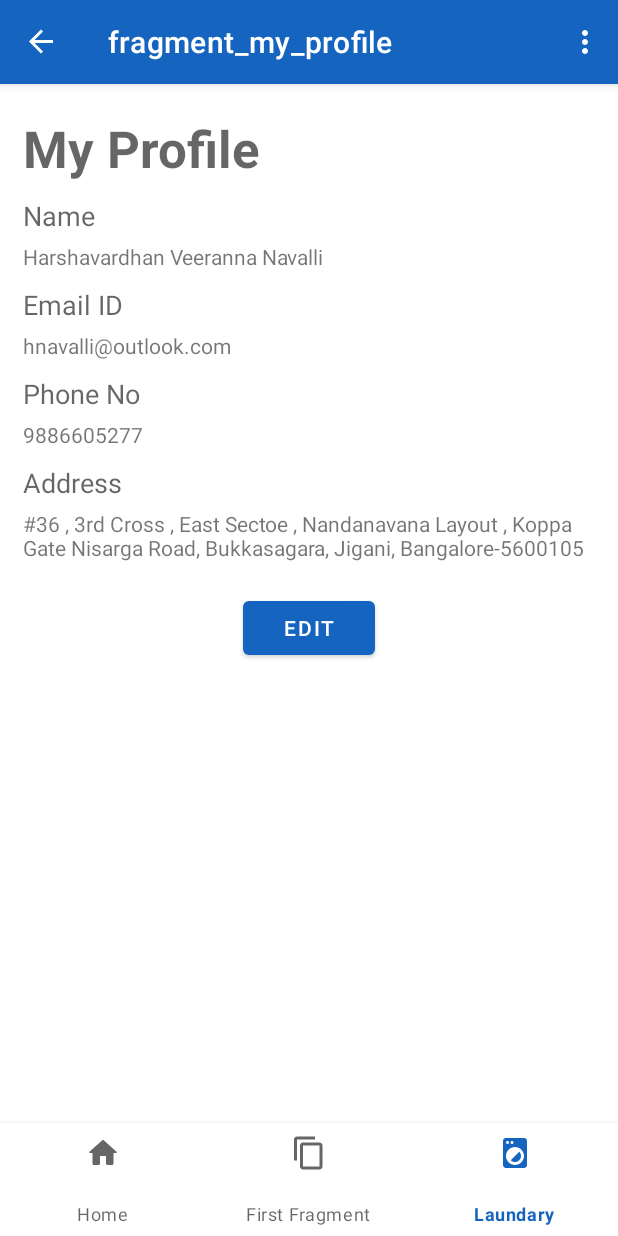
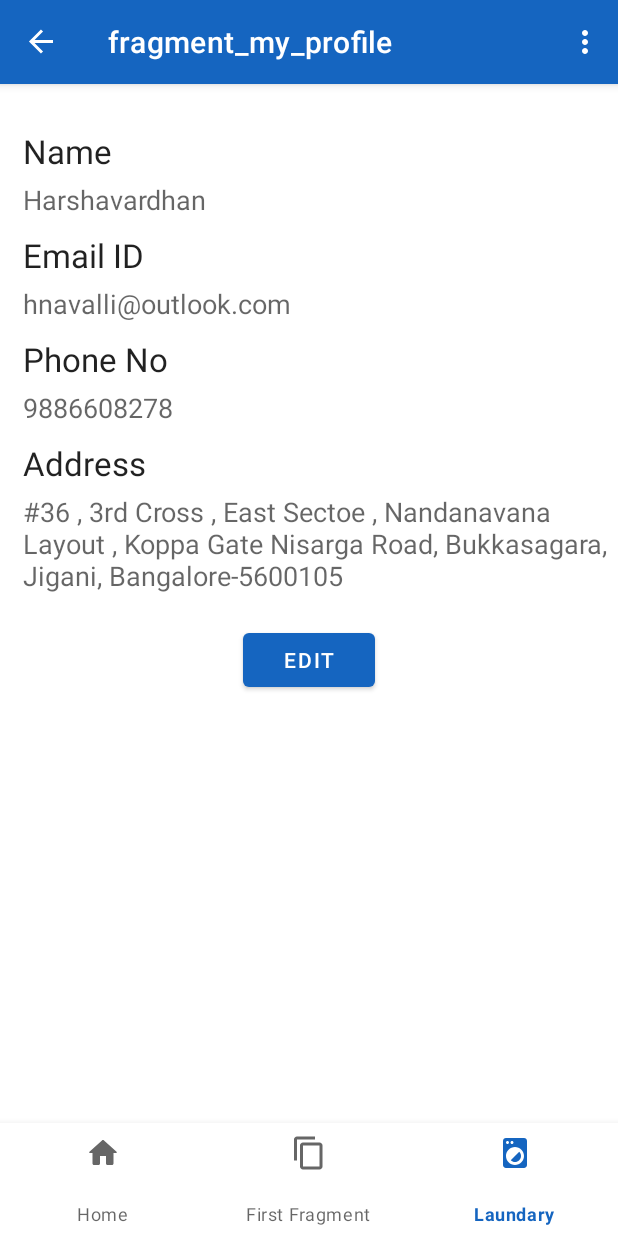
Before and after one commit to ausdauerer/My_Hostel, an Android app: the screen it shows after launch (MainActivity), in the side drawer, after a tap on "My Profile", on a phone screen of 412 x 824 dp. Run offline under Robolectric (Android 15) with nearby library versions, the phone set to English and light mode, and no system bars; our stand-ins replace navigation-ui.

Commit message:
MVVM update

```diff
--- a/Hostel2/app/build.gradle
+++ b/Hostel2/app/build.gradle
@@ -41,6 +41,7 @@ dependencies {
     implementation 'androidx.navigation:navigation-fragment:2.3.5'
     implementation 'androidx.navigation:navigation-ui:2.3.5'
     implementation 'androidx.legacy:legacy-support-v4:1.0.0'
+    implementation 'androidx.swiperefreshlayout:swiperefreshlayout:1.1.0'
     testImplementation 'junit:junit:4.+'
     androidTestImplementation 'androidx.test.ext:junit:1.1.3'
     androidTestImplementation 'androidx.test.espresso:espresso-core:3.4.0'
--- /dev/null
+++ b/Hostel2/app/src/main/java/com/example/hostel2/DataRepository.java
@@ -0,0 +1,44 @@
+package com.example.hostel2;
+
+import android.view.contentcapture.DataRemovalRequest;
+
+import androidx.lifecycle.MutableLiveData;
+
+import java.util.ArrayList;
+
+public class DataRepository {
+    private static DataRepository instance;
+    ArrayList<LaundaryJob> laundaryDataList=new ArrayList<LaundaryJob>();
+    Profile userProfile;
+
+    public static DataRepository getInstance(){
+        if(instance==null){
+            instance=new DataRepository();
+        }
+        return(instance);
+    }
+
+    public MutableLiveData<ArrayList<LaundaryJob>> getLaundaryDataList(){
+        MutableLiveData<ArrayList<LaundaryJob>> data=new MutableLiveData<ArrayList<LaundaryJob>>();
+        laundaryDataList.clear();
+        laundaryDataList.add(new LaundaryJob(15874,51258,"2021-03-01",null,"Laundary A","Pending",5));
+        laundaryDataList.add(new LaundaryJob(15369,98541,"2021-01-14",null,"Laundary A","Processing",1));
+        laundaryDataList.add(new LaundaryJob(13987,14587,"2021-05-01",null,"Laundary B","Completed",3));
+        laundaryDataList.add(new LaundaryJob(14785,87462,"2021-08-03","2021-08-05","Laundary A","Delivered",6));
+        laundaryDataList.add(new LaundaryJob(15879,98541,"2021-01-15","2021-01-18","Laundary C","Delivered",7));
+        laundaryDataList.add(new LaundaryJob(15874,51258,"2021-03-01",null,"Laundary A","Pending",5));
+        laundaryDataList.add(new LaundaryJob(15369,98541,"2021-01-14",null,"Laundary A","Processing",1));
+        laundaryDataList.add(new LaundaryJob(13987,14587,"2021-05-01",null,"Laundary B","Completed",3));
+        laundaryDataList.add(new LaundaryJob(14785,87462,"2021-08-03","2021-08-05","Laundary A","Delivered",6));
+        laundaryDataList.add(new LaundaryJob(15879,98541,"2021-01-15","2021-01-18","Laundary C","Delivered",7));
+        data.setValue(laundaryDataList);
+        return(data);
+    }
+    public MutableLiveData<Profile> getUserProfile(){
+        Profile pr=new Profile("Harshavardhan","hnavalli@outlook.com","9886608278","#36 , 3rd Cross , East Sectoe , Nandanavana Layout , Koppa Gate Nisarga Road, Bukkasagara, Jigani, Bangalore-5600105");
+        userProfile=pr;
+        MutableLiveData<Profile> mpr=new MutableLiveData<Profile>();
+        mpr.setValue(pr);
+        return(mpr);
+    }
+}
--- a/Hostel2/app/src/main/java/com/example/hostel2/MainActivity.java
+++ b/Hostel2/app/src/main/java/com/example/hostel2/MainActivity.java
@@ -9,6 +9,7 @@ import com.google.android.material.bottomnavigation.BottomNavigationView;
 import com.google.android.material.snackbar.Snackbar;
 import com.google.android.material.navigation.NavigationView;
 
+import androidx.lifecycle.ViewModelProvider;
 import androidx.navigation.NavController;
 import androidx.navigation.Navigation;
 import androidx.navigation.ui.AppBarConfiguration;
@@ -22,6 +23,7 @@ public class MainActivity extends AppCompatActivity {
 
     private AppBarConfiguration mAppBarConfiguration;
     private ActivityMainBinding binding;
+    private MainActivityViewModel viewModel;
 
     @Override
     protected void onCreate(Bundle savedInstanceState) {
@@ -50,6 +52,10 @@ public class MainActivity extends AppCompatActivity {
         NavigationUI.setupActionBarWithNavController(this, navController, mAppBarConfiguration);
         NavigationUI.setupWithNavController(navigationView, navController);
         NavigationUI.setupWithNavController(bottomNavigationView, navController);
+
+        viewModel=new ViewModelProvider(this).get(MainActivityViewModel.class);
+        viewModel.initializeData();
+
     }
 
     @Override
--- /dev/null
+++ b/Hostel2/app/src/main/java/com/example/hostel2/MainActivityViewModel.java
@@ -0,0 +1,39 @@
+package com.example.hostel2;
+
+import android.app.Activity;
+import android.util.Log;
+import android.widget.Toast;
+
+import androidx.lifecycle.LiveData;
+import androidx.lifecycle.MutableLiveData;
+import androidx.lifecycle.ViewModel;
+
+import java.util.ArrayList;
+
+public class MainActivityViewModel extends ViewModel{
+    private MutableLiveData<ArrayList<LaundaryJob>> mLaundaryJobs;
+    private MutableLiveData<Profile> mUserProfile;
+    private DataRepository mRepo;
+
+    public void initializeData(){
+        if(mLaundaryJobs!=null){
+            return;
+        }
+        mRepo=DataRepository.getInstance();
+        mLaundaryJobs=mRepo.getLaundaryDataList();
+        mUserProfile=mRepo.getUserProfile();
+    }
+
+    public void refreshData(){
+        mLaundaryJobs.setValue(mRepo.getLaundaryDataList().getValue());
+    }
+
+    public LiveData<ArrayList<LaundaryJob>> getLaundaryJobs(){
+        return(mLaundaryJobs);
+    }
+
+    public LiveData<Profile> getProfile(){
+        return(mUserProfile);
+    }
+
+}
--- a/Hostel2/app/src/main/java/com/example/hostel2/MyProfileFragment.java
+++ b/Hostel2/app/src/main/java/com/example/hostel2/MyProfileFragment.java
@@ -4,6 +4,7 @@ import android.os.Bundle;
 
 import androidx.fragment.app.Fragment;
 import androidx.fragment.app.FragmentManager;
+import androidx.lifecycle.ViewModelProvider;
 import androidx.navigation.NavController;
 import androidx.navigation.Navigation;
 import androidx.navigation.fragment.NavHostFragment;
@@ -12,11 +13,14 @@ import android.view.LayoutInflater;
 import android.view.View;
 import android.view.ViewGroup;
 import android.widget.Button;
+import android.widget.TextView;
 
 
 public class MyProfileFragment extends Fragment {
 
-
+    private View view;
+    private Profile profile;
+    private MainActivityViewModel model;
     public MyProfileFragment() {
         // Required empty public constructor
     }
@@ -26,14 +30,25 @@ public class MyProfileFragment extends Fragment {
     public View onCreateView(LayoutInflater inflater, ViewGroup container,
                              Bundle savedInstanceState) {
         // Inflate the layout for this fragment
-        View v=inflater.inflate(R.layout.fragment_my_profile, container, false);
-
-        ((Button) v.findViewById(R.id.edit_profile_button)).setOnClickListener(new View.OnClickListener() {
+        view=inflater.inflate(R.layout.fragment_my_profile, container, false);
+        initializeNavigation();
+        initializeData();
+        return view;
+    }
+    public void initializeNavigation(){
+        ((Button) view.findViewById(R.id.edit_profile_button)).setOnClickListener(new View.OnClickListener() {
             @Override
             public void onClick(View view) {
-                Navigation.findNavController(v).navigate(R.id.action_myProfileFragment_to_editProfileFragment);
+                Navigation.findNavController(view).navigate(R.id.action_myProfileFragment_to_editProfileFragment);
             }
         });
-        return v;
+    }
+    public void initializeData(){
+        model= new ViewModelProvider(requireActivity()).get(MainActivityViewModel.class);
+        Profile p=model.getProfile().getValue();
+        ((TextView)view.findViewById(R.id.profile_fragment_name)).setText(p.name);
+        ((TextView)view.findViewById(R.id.profile_fragment_email)).setText(p.email);
+        ((TextView)view.findViewById(R.id.profile_fragment_phone)).setText(p.phone);
+        ((TextView)view.findViewById(R.id.profile_fragment_address)).setText(p.address);
     }
 }
--- /dev/null
+++ b/Hostel2/app/src/main/java/com/example/hostel2/Profile.java
@@ -0,0 +1,15 @@
+package com.example.hostel2;
+
+public class Profile {
+    String name;
+    String email;
+    String phone;
+    String address;
+
+    public Profile(String name,String email,String phone,String address){
+        this.name=name;
+        this.phone=phone;
+        this.email=email;
+        this.address=address;
+    }
+}
--- a/Hostel2/app/src/main/res/layout/fragment_laundary_home.xml
+++ b/Hostel2/app/src/main/res/layout/fragment_laundary_home.xml
@@ -10,6 +10,10 @@
         android:layout_width="match_parent"
         android:layout_height="match_parent" >
 
+        <androidx.swiperefreshlayout.widget.SwipeRefreshLayout
+            android:layout_width="match_parent"
+            android:layout_height="match_parent"
+            android:id="@+id/laundary_home_swipe_refresh_fragment" >
         <androidx.recyclerview.widget.RecyclerView
             android:id="@+id/laundary_home_recycler_view"
             android:layout_width="match_parent"
@@ -17,6 +21,8 @@
             app:layout_constraintEnd_toEndOf="parent"
             app:layout_constraintStart_toStartOf="parent"
             app:layout_constraintTop_toTopOf="parent" />
+
+        </androidx.swiperefreshlayout.widget.SwipeRefreshLayout>
 
         <com.google.android.material.floatingactionbutton.FloatingActionButton
             android:id="@+id/laundary_home_add_job_fab"
--- a/Hostel2/app/src/main/res/layout/my_profile_card_view.xml
+++ b/Hostel2/app/src/main/res/layout/my_profile_card_view.xml
@@ -19,26 +19,18 @@
             android:layout_width="match_parent"
             android:layout_height="wrap_content"
             android:layout_marginLeft="15dp"
-            android:layout_marginTop="20dp"
-            android:text="My Profile"
-            android:textAppearance="@style/TextAppearance.AppCompat.Display1"
-            android:textStyle="bold" />
+            android:layout_marginTop="30dp"
+            android:layout_marginBottom="5dp"
+            android:text="Name"
+            android:textAppearance="@style/TextAppearance.AppCompat.Large" />
 
         <TextView
-            android:layout_width="match_parent"
-            android:layout_height="wrap_content"
-            android:layout_marginLeft="15dp"
-            android:layout_marginTop="10dp"
-            android:layout_marginBottom="5dp"
-            android:text="Name"
-            android:textAppearance="@style/TextAppearance.AppCompat.Medium" />
-
-        <TextView
+            android:id="@+id/profile_fragment_name"
             android:layout_width="match_parent"
             android:layout_height="wrap_content"
             android:layout_marginLeft="15dp"
             android:text="Harshavardhan Veeranna Navalli"
-            android:textAppearance="@style/TextAppearance.AppCompat.Small" />
+            android:textAppearance="@style/TextAppearance.AppCompat.Medium" />
 
         <TextView
             android:layout_width="match_parent"
@@ -47,14 +39,15 @@
             android:layout_marginTop="10dp"
             android:layout_marginBottom="5dp"
             android:text="Email ID"
-            android:textAppearance="@style/TextAppearance.AppCompat.Medium" />
+            android:textAppearance="@style/TextAppearance.AppCompat.Large" />
 
         <TextView
+            android:id="@+id/profile_fragment_email"
             android:layout_width="match_parent"
             android:layout_height="wrap_content"
             android:layout_marginLeft="15dp"
             android:text="hnavalli@outlook.com"
-            android:textAppearance="@style/TextAppearance.AppCompat.Small" />
+            android:textAppearance="@style/TextAppearance.AppCompat.Medium" />
 
         <TextView
             android:layout_width="match_parent"
@@ -63,14 +56,15 @@
             android:layout_marginTop="10dp"
             android:layout_marginBottom="5dp"
             android:text="Phone No"
-            android:textAppearance="@style/TextAppearance.AppCompat.Medium" />
+            android:textAppearance="@style/TextAppearance.AppCompat.Large" />
 
         <TextView
+            android:id="@+id/profile_fragment_phone"
             android:layout_width="match_parent"
             android:layout_height="wrap_content"
             android:layout_marginLeft="15dp"
             android:text="9886605277"
-            android:textAppearance="@style/TextAppearance.AppCompat.Small" />
+            android:textAppearance="@style/TextAppearance.AppCompat.Medium" />
 
         <TextView
             android:layout_width="match_parent"
@@ -79,14 +73,15 @@
             android:layout_marginTop="10dp"
             android:layout_marginBottom="5dp"
             android:text="Address"
-            android:textAppearance="@style/TextAppearance.AppCompat.Medium" />
+            android:textAppearance="@style/TextAppearance.AppCompat.Large" />
 
         <TextView
+            android:id="@+id/profile_fragment_address"
             android:layout_width="match_parent"
             android:layout_height="wrap_content"
             android:layout_marginLeft="15dp"
             android:text="#36 , 3rd Cross , East Sectoe , Nandanavana Layout , Koppa Gate Nisarga Road, Bukkasagara, Jigani, Bangalore-5600105"
-            android:textAppearance="@style/TextAppearance.AppCompat.Small" />
+            android:textAppearance="@style/TextAppearance.AppCompat.Medium" />
 
         <Button
             android:id="@+id/edit_profile_button"
```
Also changed, not shown: Hostel2/app/src/main/java/com/example/hostel2/LaundaryHomeRecyclerViewAdapter.java (+11 -0 lines), Hostel2/app/src/main/java/com/example/hostel2/laundaryHomeFragment.java (+49 -18 lines).
